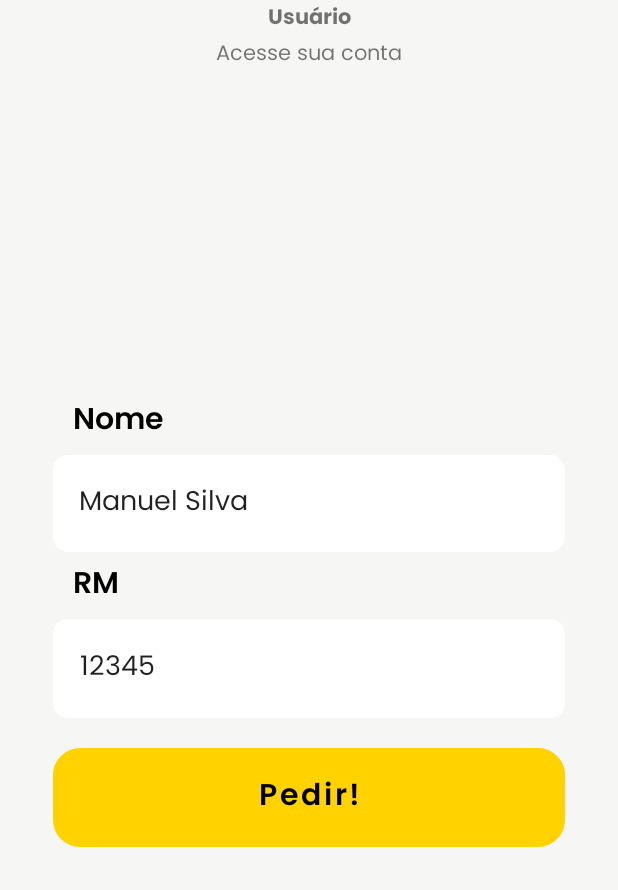
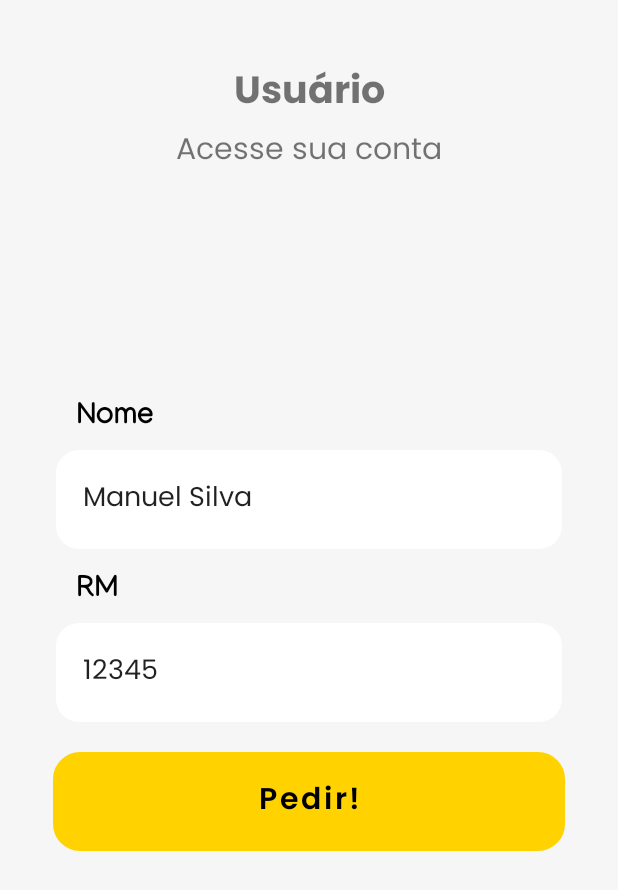
Before and after one commit to Caioba24/AppCantina, an Android app: the screen it shows after launch (MainActivity), on a phone screen of 412 x 824 dp. Shown: the top 890 px of the screen. Run offline under Robolectric (Android 15) with nearby library versions, the phone set to English and light mode, and no system bars.

Commit message:
corrigindo pequenos detalhes de fontes e tamnhos

```diff
--- a/app/src/main/res/drawable/border.xml
+++ b/app/src/main/res/drawable/border.xml
@@ -1,6 +1,6 @@
 <?xml version="1.0" encoding="utf-8"?>
 <shape android:shape="rectangle" xmlns:android="http://schemas.android.com/apk/res/android">
     <solid android:color="@color/white"/>
-    <corners android:radius="10dp"/>
+    <corners android:radius="15dp"/>
 
 </shape>
--- a/app/src/main/res/drawable/btnborder.xml
+++ b/app/src/main/res/drawable/btnborder.xml
@@ -1,7 +1,8 @@
 <?xml version="1.0" encoding="utf-8"?>
 <shape android:shape="rectangle" xmlns:android="http://schemas.android.com/apk/res/android">
-    <stroke android:width="5dp"/>
-    <corners android:radius="15dp"/>
+    <stroke android:width="5dp" />
+    <corners android:radius="15dp" />
+
 
 
 </shape>
--- a/app/src/main/res/layout/activity_main.xml
+++ b/app/src/main/res/layout/activity_main.xml
@@ -12,82 +12,94 @@
         android:id="@+id/txtUsuario1"
         android:layout_width="match_parent"
         android:layout_height="wrap_content"
-        android:text="Usuário"
+        android:layout_marginTop="40dp"
         android:fontFamily="@font/poppinsbold"
         android:gravity="center"
-        />
+        android:text="Usuário"
+        android:textSize="25sp" />
 
     <TextView
+        android:id="@+id/txtAcessesuaconta"
         android:layout_width="match_parent"
         android:layout_height="wrap_content"
+        android:layout_below="@id/txtUsuario1"
+        android:fontFamily="@font/poppinsregular"
+        android:gravity="center"
         android:text="Acesse sua conta"
-        android:fontFamily="@font/poppinsregular"
-        android:layout_below="@+id/txtUsuario1"
-        android:gravity="center"
-        />
+        android:textSize="20sp" />
 
     <LinearLayout
         android:layout_width="match_parent"
         android:layout_height="match_parent"
-        android:orientation="vertical"
-        android:layout_margin="35dp"
+        android:layout_marginStart="35dp"
+        android:layout_marginLeft="35dp"
+        android:layout_marginTop="35dp"
+        android:layout_marginEnd="35dp"
+        android:layout_marginRight="35dp"
+        android:layout_marginBottom="35dp"
         android:gravity="center"
-        >
+        android:orientation="vertical">
+
         <TextView
+            android:id="@+id/txtNome"
             android:layout_width="match_parent"
             android:layout_height="wrap_content"
-        android:layout_marginLeft="5dp"
+            android:layout_marginLeft="7dp"
+            android:fontFamily="@font/manjaribold"
+            android:padding="5dp"
             android:text="Nome"
-        android:textSize="20sp"
             android:textColor="@color/black"
-        android:padding="5dp"
-        android:fontFamily="@font/poppinssemibold"
-        />
+            android:textSize="20sp" />
 
         <EditText
+            android:id="@+id/UserName"
             android:layout_width="match_parent"
             android:layout_height="wrap_content"
+            android:layout_marginLeft="2dp"
+            android:layout_marginRight="2dp"
             android:background="@drawable/border"
-        android:padding="17dp"
-        android:text="Manuel Silva"
+
             android:fontFamily="@font/poppinsregular"
-        />
+            android:padding="18dp"
+            android:text="Manuel Silva" />
 
         <TextView
+            android:id="@+id/txtRM"
             android:layout_width="match_parent"
             android:layout_height="wrap_content"
-        android:layout_marginLeft="5dp"
+            android:layout_marginLeft="7dp"
+            android:layout_marginTop="5dp"
+            android:fontFamily="@font/manjaribold"
+            android:padding="5dp"
             android:text="RM"
-        android:textSize="20sp"
             android:textColor="@color/black"
-        android:padding="5dp"
-        android:fontFamily="@font/poppinssemibold"
-        />
+            android:textSize="20sp" />
 
         <EditText
+            android:id="@+id/edtRM"
             android:layout_width="match_parent"
             android:layout_height="wrap_content"
+            android:layout_marginLeft="2dp"
+            android:layout_marginRight="2dp"
             android:background="@drawable/border"
+
+            android:fontFamily="@font/poppinsregular"
             android:padding="18dp"
-        android:text="12345"
-        android:fontFamily="@font/poppinsregular"
-        />
+            android:text="12345" />
 
         <Button
-        android:id="@+id/btnEntrar"
+            android:id="@+id/btnPedir"
             android:layout_width="match_parent"
             android:layout_height="wrap_content"
             android:layout_gravity="center"
+            android:layout_marginTop="20dp"
             android:background="@drawable/btnborder"
+            android:elevation="2dp"
+            android:fontFamily="@font/poppinssemibold"
+            android:padding="10dp"
             android:text="Pedir!"
             android:textAllCaps="false"
-        android:textColor="@color/black"
-        android:textSize="20dp"
-        android:textStyle="bold"
-        android:padding="10dp"
-        android:fontFamily="@font/poppinssemibold"
-        android:layout_marginTop="20dp"
-        />
+            android:textSize="20sp" />
 
     </LinearLayout>
 
--- a/app/src/main/res/values/colors.xml
+++ b/app/src/main/res/values/colors.xml
@@ -8,5 +8,5 @@
     <color name="black">#FF000000</color>
     <color name="white">#FFFFFFFF</color>
     <color name="yellowapp">#ffd200</color>
-    <color name="grayapp">#F6F6F5</color>
+    <color name="grayapp">#f6f6f6</color>
 </resources>
```
Also changed, not shown: app/src/main/res/font/manjaribold.ttf (added), app/src/main/res/font/manjariregular.ttf (added), app/src/main/res/font/manjarithin.ttf (added), app/src/main/res/font/quicksandbold.ttf (added), app/src/main/res/font/quicksandlight.ttf (added), app/src/main/res/font/quicksandmedium.ttf (added), app/src/main/res/font/quicksandregular.ttf (added), app/src/main/res/font/quicksandsemibold.ttf (added), app/src/main/res/font/quicksandvariablefontwght.ttf (added). Lines whose indentation alone changed are shown as unchanged.
